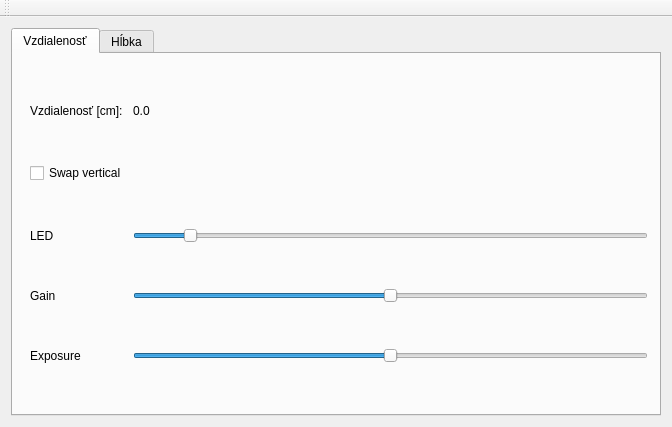
Old version of the form mainwindow.ui in the repository mlykotom/camera-distance.
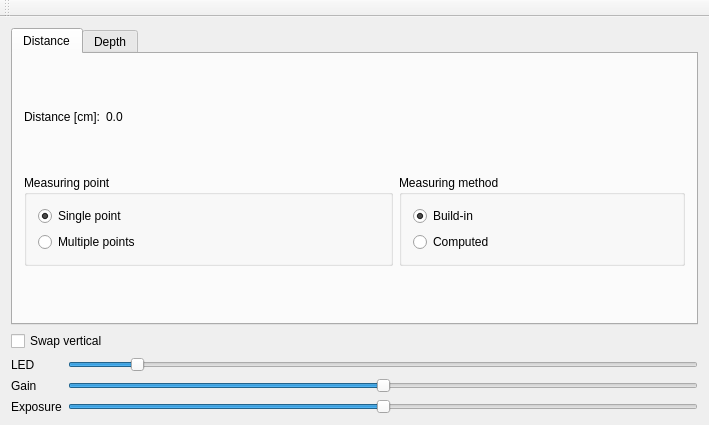
New version of the form.

Commit message: Multiple points, build-in / computed distance

Diff of the .ui file:
```diff
--- a/mainwindow.ui
+++ b/mainwindow.ui
@@ -6,39 +6,39 @@
    <rect>
     <x>0</x>
     <y>0</y>
-    <width>672</width>
-    <height>427</height>
+    <width>709</width>
+    <height>425</height>
    </rect>
   </property>
   <property name="windowTitle">
    <string>MainWindow</string>
   </property>
   <widget class="QWidget" name="centralWidget">
-   <layout class="QGridLayout" name="gridLayout">
-    <item row="0" column="0">
+   <layout class="QVBoxLayout" name="verticalLayout_5">
+    <item>
      <widget class="QTabWidget" name="tabWidget">
       <property name="currentIndex">
        <number>0</number>
       </property>
       <widget class="QWidget" name="distanceTab">
        <attribute name="title">
-        <string>Vzdialenosť</string>
+        <string>Distance</string>
        </attribute>
-       <layout class="QGridLayout" name="gridLayout_2">
-        <item row="1" column="1">
+       <layout class="QGridLayout" name="gridLayout">
+        <item row="1" column="0">
          <widget class="QLabel" name="label">
           <property name="sizePolicy">
-           <sizepolicy hsizetype="Minimum" vsizetype="Fixed">
+           <sizepolicy hsizetype="Fixed" vsizetype="Fixed">
             <horstretch>0</horstretch>
             <verstretch>0</verstretch>
            </sizepolicy>
           </property>
           <property name="text">
-           <string>Vzdialenosť [cm]:</string>
+           <string>Distance [cm]:</string>
           </property>
          </widget>
         </item>
-        <item row="1" column="2">
+        <item row="1" column="1">
          <widget class="QLabel" name="depth">
           <property name="sizePolicy">
            <sizepolicy hsizetype="Minimum" vsizetype="Fixed">
@@ -51,70 +51,159 @@
           </property>
          </widget>
         </item>
-        <item row="2" column="1">
-         <widget class="QCheckBox" name="swapVerticalCheckbox">
-          <property name="text">
-           <string>Swap vertical</string>
+        <item row="2" column="0" colspan="2">
+         <widget class="QGroupBox" name="groupBox">
+          <property name="sizePolicy">
+           <sizepolicy hsizetype="Minimum" vsizetype="Fixed">
+            <horstretch>0</horstretch>
+            <verstretch>0</verstretch>
+           </sizepolicy>
           </property>
-          <property name="checked">
-           <bool>false</bool>
+          <property name="title">
+           <string>Measuring point</string>
           </property>
+          <layout class="QVBoxLayout" name="verticalLayout">
+           <item>
+            <widget class="QRadioButton" name="singleMeasuringPoint">
+             <property name="text">
+              <string>Single point</string>
+             </property>
+             <property name="checked">
+              <bool>true</bool>
+             </property>
+            </widget>
+           </item>
+           <item>
+            <widget class="QRadioButton" name="multipleMeasuringPoints">
+             <property name="text">
+              <string>Multiple points</string>
+             </property>
+            </widget>
+           </item>
+          </layout>
          </widget>
         </item>
-        <item row="3" column="1">
+        <item row="2" column="2">
+         <widget class="QGroupBox" name="groupBox_2">
+          <property name="sizePolicy">
+           <sizepolicy hsizetype="Minimum" vsizetype="Fixed">
+            <horstretch>0</horstretch>
+            <verstretch>0</verstretch>
+           </sizepolicy>
+          </property>
+          <property name="title">
+           <string>Measuring method</string>
+          </property>
+          <layout class="QVBoxLayout" name="verticalLayout_2">
+           <item>
+            <widget class="QRadioButton" name="buildMeasuring">
+             <property name="text">
+              <string>Build-in</string>
+             </property>
+             <property name="checked">
+              <bool>true</bool>
+             </property>
+            </widget>
+           </item>
+           <item>
+            <widget class="QRadioButton" name="computedMeasuring">
+             <property name="text">
+              <string>Computed</string>
+             </property>
+            </widget>
+           </item>
+          </layout>
+         </widget>
+        </item>
+        <item row="0" column="0" colspan="3">
+         <layout class="QGridLayout" name="glDistanceLayout"/>
+        </item>
+       </layout>
+      </widget>
+      <widget class="QWidget" name="depthTab">
+       <attribute name="title">
+        <string>Depth</string>
+       </attribute>
+       <layout class="QGridLayout" name="gridLayout_4">
+        <item row="0" column="0">
+         <layout class="QGridLayout" name="glDepthLayout"/>
+        </item>
+       </layout>
+      </widget>
+     </widget>
+    </item>
+    <item>
+     <widget class="QCheckBox" name="swapVerticalCheckbox">
+      <property name="text">
+       <string>Swap vertical</string>
+      </property>
+      <property name="checked">
+       <bool>false</bool>
+      </property>
+     </widget>
+    </item>
+    <item>
+     <layout class="QHBoxLayout" name="horizontalLayout">
+      <item>
+       <layout class="QVBoxLayout" name="verticalLayout_3">
+        <item>
          <widget class="QLabel" name="label_2">
           <property name="text">
            <string>LED</string>
           </property>
          </widget>
         </item>
-        <item row="3" column="2">
-         <widget class="QSlider" name="ledSlider">
-          <property name="maximum">
-           <number>1000</number>
-          </property>
-          <property name="singleStep">
-           <number>5</number>
-          </property>
-          <property name="value">
-           <number>100</number>
-          </property>
-          <property name="orientation">
-           <enum>Qt::Horizontal</enum>
-          </property>
-         </widget>
-        </item>
-        <item row="4" column="1">
+        <item>
          <widget class="QLabel" name="label_3">
           <property name="text">
            <string>Gain</string>
           </property>
          </widget>
         </item>
-        <item row="4" column="2">
-         <widget class="QSlider" name="gainSlider">
-          <property name="maximum">
-           <number>1000</number>
-          </property>
-          <property name="singleStep">
-           <number>5</number>
-          </property>
-          <property name="value">
-           <number>500</number>
-          </property>
-          <property name="orientation">
-           <enum>Qt::Horizontal</enum>
-          </property>
-         </widget>
-        </item>
-        <item row="5" column="1">
+        <item>
          <widget class="QLabel" name="label_4">
           <property name="text">
            <string>Exposure</string>
           </property>
          </widget>
         </item>
-        <item row="5" column="2">
+       </layout>
+      </item>
+      <item>
+       <layout class="QVBoxLayout" name="verticalLayout_4">
+        <item>
+         <widget class="QSlider" name="ledSlider">
+          <property name="maximum">
+           <number>1000</number>
+          </property>
+          <property name="singleStep">
+           <number>5</number>
+          </property>
+          <property name="value">
+           <number>100</number>
+          </property>
+          <property name="orientation">
+           <enum>Qt::Horizontal</enum>
+          </property>
+         </widget>
+        </item>
+        <item>
+         <widget class="QSlider" name="gainSlider">
+          <property name="maximum">
+           <number>1000</number>
+          </property>
+          <property name="singleStep">
+           <number>5</number>
+          </property>
+          <property name="value">
+           <number>500</number>
+          </property>
+          <property name="orientation">
+           <enum>Qt::Horizontal</enum>
+          </property>
+         </widget>
+        </item>
+        <item>
          <widget class="QSlider" name="exposureSlider">
           <property name="maximum">
            <number>1000</number>
@@ -133,22 +222,9 @@
           </property>
          </widget>
         </item>
-        <item row="0" column="0" colspan="3">
-         <layout class="QGridLayout" name="glDistanceLayout"/>
-        </item>
        </layout>
-      </widget>
-      <widget class="QWidget" name="depthTab">
-       <attribute name="title">
-        <string>Hĺbka</string>
-       </attribute>
-       <layout class="QGridLayout" name="gridLayout_4">
-        <item row="0" column="0">
-         <layout class="QGridLayout" name="glDepthLayout"/>
-        </item>
-       </layout>
-      </widget>
-     </widget>
+      </item>
+     </layout>
     </item>
    </layout>
   </widget>
```
The commit also changes 4 other files.
